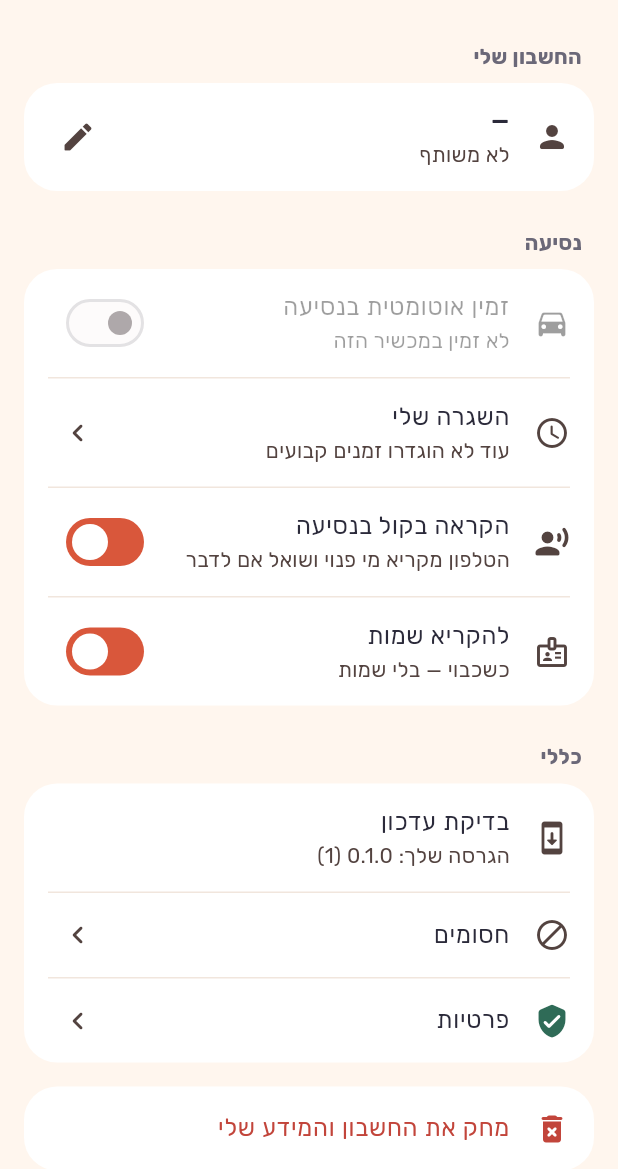
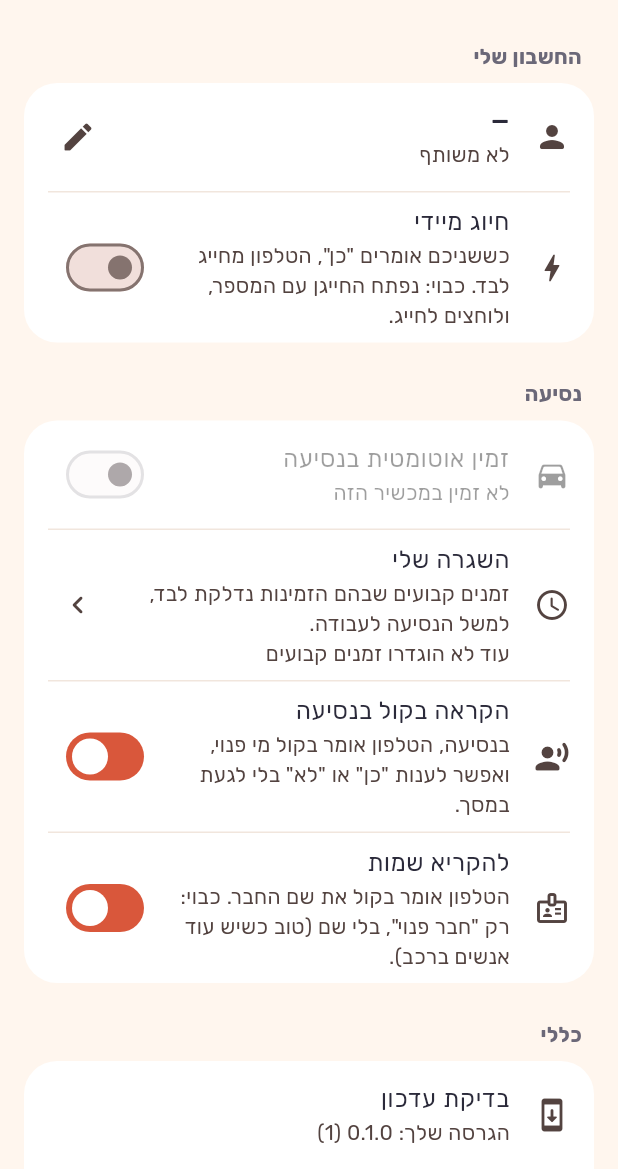
Before and after one commit to fenetnet/Drivetalk, a Flutter app: the RealSettingsScreen screen opened directly, on a phone screen of 412 x 824 dp, the part 67-1236 px from its top. Run offline on Flutter 3.47's test engine with Material 3 defaults, Android fonts, the phone set to English and light mode, and no system bars; our stand-ins replace app_links, flutter_riverpod, flutter_tts, image_picker, package_info_plus, share_plus and 3 more; accounts and stored records are empty; network calls fail.

Commit message:
Waiting ends after ~25s without an answer; phone number optional with a reason; instant call on by default with a settings switch; every setting explained
Co-Authored-By: Claude Opus 5.5 <noreply@anthropic.com>
Claude-Session: https://claude.ai/code/session_019HnZgoGDmsrboiZZSe31zJ

```diff
--- a/lib/features/real/real_root.dart
+++ b/lib/features/real/real_root.dart
@@ -98,6 +98,7 @@ class RealRoot extends ConsumerWidget {
     final g = genderKey(n.gender ?? Gender.unspecified);
     return switch (n.kind) {
       RealNoticeKind.didNotWorkOut => l.realDidNotWorkOut,
+      RealNoticeKind.noAnswer => l.realNoAnswer,
       RealNoticeKind.quickCancelled => l.realQuickCancelled,
       RealNoticeKind.connected => l.realConnected(n.name ?? ''),
       RealNoticeKind.inviteProblem => inviteProblemText(l, n.code),
@@ -273,7 +274,7 @@ class _RealOnboardingState extends ConsumerState<RealOnboarding> {
     final c = ref.read(realProvider.notifier);
     final canGo =
         _name.text.trim().isNotEmpty &&
-        normalizePhone(_phone.text) != null &&
+        (_phone.text.trim().isEmpty || normalizePhone(_phone.text) != null) &&
         !s.busy;
     return Scaffold(
       body: Stack(
@@ -378,7 +379,7 @@ class _RealOnboardingState extends ConsumerState<RealOnboarding> {
                         decoration: InputDecoration(
                           labelText: l.realPhoneRequired,
                           helperText: l.realPhoneRequiredHelp,
-                          helperMaxLines: 3,
+                          helperMaxLines: 4,
                           prefixIcon: const Icon(Icons.phone_rounded),
                         ),
                       ),
--- a/lib/features/real/real_settings.dart
+++ b/lib/features/real/real_settings.dart
@@ -58,15 +58,17 @@ class RealSettingsScreen extends ConsumerWidget {
                     ? null
                     : () => _editProfile(context, ref, me.photo != null),
               ),
-              if (s.directCall == false)
-                ListTile(
-                  leading: const Icon(Icons.bolt_rounded),
+              if (!kIsWeb && defaultTargetPlatform == TargetPlatform.android)
+                SwitchListTile(
+                  secondary: const Icon(Icons.bolt_rounded),
                   title: Text(l.realDirectCallTitle),
-                  trailing: TextButton(
-                    onPressed: () =>
-                        ref.read(realProvider.notifier).askDirectCall(),
-                    child: Text(l.realDirectCallAllow),
+                  subtitle: Text(
+                    s.prefs.directDial && s.directCall == false
+                        ? '${l.realDirectCallBody}\n${l.realDirectCallNeedsOk}'
+                        : l.realDirectCallBody,
                   ),
+                  value: s.prefs.directDial && s.directCall == true,
+                  onChanged: c.setDirectDial,
                 ),
             ],
           ),
@@ -89,7 +91,9 @@ class RealSettingsScreen extends ConsumerWidget {
               ListTile(
                 leading: const Icon(Icons.schedule_rounded),
                 title: Text(l.routinesTitle),
-                subtitle: Text(l.routinesCount(s.routines.length)),
+                subtitle: Text(
+                  '${l.routinesExplain}\n${l.routinesCount(s.routines.length)}',
+                ),
                 trailing: const Icon(Icons.chevron_right_rounded),
                 onTap: () => Navigator.of(context).push(
                   MaterialPageRoute<void>(
@@ -152,6 +156,7 @@ class RealSettingsScreen extends ConsumerWidget {
               ListTile(
                 leading: const Icon(Icons.block_rounded),
                 title: Text(l.realBlockedTitle),
+                subtitle: Text(l.realBlockedBody),
                 trailing: const Icon(Icons.chevron_right_rounded),
                 onTap: () => showModalBottomSheet<void>(
                   context: context,
@@ -165,6 +170,7 @@ class RealSettingsScreen extends ConsumerWidget {
                   color: AppColors.sageDark,
                 ),
                 title: Text(l.settingsPrivacy),
+                subtitle: Text(l.settingsPrivacyBody),
                 trailing: const Icon(Icons.chevron_right_rounded),
                 onTap: () => _privacySheet(context, ref),
               ),
--- a/lib/l10n/app_he.arb
+++ b/lib/l10n/app_he.arb
@@ -706,7 +706,7 @@
   "shareNumberWithFof": "לאפשר חיוג רגיל גם עם חברים של חברים",
   "shareNumberWithFofBody": "רק אם גם הצד השני הסכים. אחרת השיחה איתם תהיה בתוך האפליקציה, והמספרים יישארו פרטיים.",
   "settingsVoiceReadout": "הקראה בקול בנסיעה",
-  "settingsVoiceReadoutBody": "הטלפון מקריא מי פנוי ושואל אם לדבר",
+  "settingsVoiceReadoutBody": "בנסיעה, הטלפון אומר בקול מי פנוי, ואפשר לענות \"כן\" או \"לא\" בלי לגעת במסך.",
   "settingsVoiceCommands": "לענות \"כן\" / \"לא\" בקול",
   "settingsVoiceCommandsBody": "דורש הרשאת מיקרופון. הזיהוי נעשה דרך הטלפון ושום דבר לא נשמר.",
   "routinesTitle": "השגרה שלי",
@@ -832,7 +832,7 @@
   "realWelcomeTitle": "בדיקה עם חבר",
   "realWelcomeBody": "בלי סיסמה ובלי מייל. רק שם, כדי שחברים יזהו אותך.",
   "realPhoneLabel": "מספר טלפון (לא חובה)",
-  "realPhoneHelp": "החבר מקבל אותו רק כששניכם אמרתם \"כן\".",
+  "realPhoneHelp": "חברים ששמרו את המספר שלך יתחברו אליך לבד, והשיחה תהיה שיחת טלפון רגילה. החבר מקבל אותו רק כששניכם אמרתם \"כן\".",
   "realJoin": "יאללה",
   "realInviteWaitingAfterJoin": "יש לך הזמנה — היא תיפתח מיד אחרי הכניסה",
   "realTabPeople": "האנשים שלי",
@@ -907,6 +907,11 @@
   },
   "realStopWaiting": "לא לחכות",
   "realDidNotWorkOut": "לא הסתדר הפעם. נחפש הזדמנות אחרת.",
+  "routinesExplain": "זמנים קבועים שבהם הזמינות נדלקת לבד, למשל הנסיעה לעבודה.",
+  "realBlockedBody": "אנשים שחסמת לא יוצעו לך, והם לא יראו מתי יש לך זמן.",
+  "settingsPrivacyBody": "מה נשמר ומה לא. אפשר גם למחוק את אנשי הקשר.",
+  "realDirectCallNeedsOk": "צריך לאשר \"שיחות טלפון\" בהגדרות הטלפון.",
+  "realNoAnswer": "אין תשובה כרגע. נציע שוב בהזדמנות אחרת.",
   "realVoiceDidNotWorkOut": "לא הסתדר הפעם.",
   "realVoiceTheyCall": "{gender, select, female{{name} מתקשרת אליך.} male{{name} מתקשר אליך.} other{שיחה מ{name} מגיעה.}}",
   "@realVoiceTheyCall": {
@@ -980,7 +985,7 @@
   "realVoiceCallingAnon": "מתקשרים.",
   "realVoiceTheyCallAnon": "מתקשרים אליך עכשיו.",
   "settingsSpeakNames": "להקריא שמות",
-  "settingsSpeakNamesBody": "כשכבוי — בלי שמות",
+  "settingsSpeakNamesBody": "הטלפון אומר בקול את שם החבר. כבוי: רק \"חבר פנוי\", בלי שם (טוב כשיש עוד אנשים ברכב).",
   "realDeleteAccount": "מחק את החשבון והמידע שלי",
   "realDeleteAccountConfirm": "הכול נמחק מהשרת: שם, מספר, חברים, מעגלים ותמונה. אי אפשר לבטל.",
   "realDeleteAccountGo": "למחוק",
@@ -1031,8 +1036,8 @@
   "intentBadgeToday": "אשמח לדבר · היום",
   "intentBadgeWeek": "אשמח לדבר · השבוע",
   "intentBadgeAlways": "אשמח לדבר",
-  "realDirectCallTitle": "שהשיחה תתחיל מיד",
-  "realDirectCallBody": "כששניכם אומרים כן — הטלפון מחייג לבד, בלי עוד לחיצה.",
+  "realDirectCallTitle": "חיוג מיידי",
+  "realDirectCallBody": "כששניכם אומרים \"כן\", הטלפון מחייג לבד. כבוי: נפתח החייגן עם המספר, ולוחצים לחייג.",
   "realDirectCallAllow": "לאשר",
   "realDirectCallSetting": "חיוג מיידי",
   "realDirectCallOn": "פעיל — השיחה מתחילה מיד",
@@ -1219,7 +1224,7 @@
   "realNotifStatusTitle": "DriveTalk · זמין לשיחה בנסיעה",
   "realNotifStatusBody": "נסיעה טובה! נודיע כשחבר פנוי.",
   "realAutoDriving": "זמין אוטומטית בנסיעה",
-  "realAutoDrivingBody": "בנסיעה הזמינות נדלקת לבד. בלי GPS.",
+  "realAutoDrivingBody": "כשהטלפון מזהה שהוא ברכב, החברים יכולים לקבל הצעה לדבר איתך. נכבה לבד בסוף הנסיעה. בלי GPS ובלי מיקום.",
   "realAutoDrivingUnsupported": "לא זמין במכשיר הזה",
   "realAutoDrivingDialogTitle": "זמינות אוטומטית בנסיעה",
   "realAutoDrivingDialogBody": "הטלפון מזהה נסיעה לבד (בלי GPS) ומסמן שיש לך זמן עד סוף הנסיעה.\n\nשיחה מתחילה רק אם שניכם אומרים כן.\n\nיתבקשו הרשאות \"פעילות גופנית\" והתראות.",
@@ -1291,8 +1296,8 @@
   "realCircleNoFriends": "קודם צריך להזמין חברים",
   "realAvailableTo": "זמין ל:",
   "realAvailableToAll": "כל החברים",
-  "realPhoneRequired": "מספר טלפון",
-  "realPhoneRequiredHelp": "החבר מקבל אותו רק כששניכם אמרתם \"כן\".",
+  "realPhoneRequired": "מספר טלפון (לא חובה)",
+  "realPhoneRequiredHelp": "למה כדאי: חברים ששמרו את המספר שלך יתחברו אליך לבד, והשיחה תהיה שיחת טלפון רגילה. החבר מקבל אותו רק כששניכם אמרתם \"כן\". אפשר גם להוסיף אחר כך.",
   "realQuickNotif": "{name} — חיבור מהיר. לחצו כדי להתחבר",
   "@realQuickNotif": {
     "placeholders": {
@@ -1383,7 +1388,7 @@
   "realQuickOff": "אני פנוי",
   "realQuickOn": "פנוי · לעצירה",
   "realCarTitle": "הרכב שלי (בלוטות׳)",
-  "realCarBody": "חיבור לבלוטות׳ של הרכב = נסיעה התחילה.",
+  "realCarBody": "כשהטלפון מתחבר לבלוטות׳ של הרכב, זה סימן שהנסיעה התחילה. עוזר לזהות נסיעה מהר יותר.",
   "realCarNone": "לא נבחר",
   "realCarPick": "בחירת הרכב",
   "realCarNoDevices": "לא נמצאו מכשירי בלוטות׳ מחוברים. חברו את הטלפון לרכב פעם אחת ונסו שוב.",
--- a/lib/l10n/app_localizations.dart
+++ b/lib/l10n/app_localizations.dart
@@ -1915,7 +1915,7 @@ abstract class AppLocalizations {
   /// No description provided for @settingsVoiceReadoutBody.
   ///
   /// In he, this message translates to:
-  /// **'הטלפון מקריא מי פנוי ושואל אם לדבר'**
+  /// **'בנסיעה, הטלפון אומר בקול מי פנוי, ואפשר לענות \"כן\" או \"לא\" בלי לגעת במסך.'**
   String get settingsVoiceReadoutBody;
 
   /// No description provided for @settingsVoiceCommands.
@@ -2419,7 +2419,7 @@ abstract class AppLocalizations {
   /// No description provided for @realPhoneHelp.
   ///
   /// In he, this message translates to:
-  /// **'החבר מקבל אותו רק כששניכם אמרתם \"כן\".'**
+  /// **'חברים ששמרו את המספר שלך יתחברו אליך לבד, והשיחה תהיה שיחת טלפון רגילה. החבר מקבל אותו רק כששניכם אמרתם \"כן\".'**
   String get realPhoneHelp;
 
   /// No description provided for @realJoin.
@@ -2602,6 +2602,36 @@ abstract class AppLocalizations {
   /// **'לא הסתדר הפעם. נחפש הזדמנות אחרת.'**
   String get realDidNotWorkOut;
 
+  /// No description provided for @routinesExplain.
+  ///
+  /// In he, this message translates to:
+  /// **'זמנים קבועים שבהם הזמינות נדלקת לבד, למשל הנסיעה לעבודה.'**
+  String get routinesExplain;
+
+  /// No description provided for @realBlockedBody.
+  ///
+  /// In he, this message translates to:
+  /// **'אנשים שחסמת לא יוצעו לך, והם לא יראו מתי יש לך זמן.'**
+  String get realBlockedBody;
+
+  /// No description provided for @settingsPrivacyBody.
+  ///
+  /// In he, this message translates to:
+  /// **'מה נשמר ומה לא. אפשר גם למחוק את אנשי הקשר.'**
+  String get settingsPrivacyBody;
+
+  /// No description provided for @realDirectCallNeedsOk.
+  ///
+  /// In he, this message translates to:
+  /// **'צריך לאשר \"שיחות טלפון\" בהגדרות הטלפון.'**
+  String get realDirectCallNeedsOk;
+
+  /// No description provided for @realNoAnswer.
+  ///
+  /// In he, this message translates to:
+  /// **'אין תשובה כרגע. נציע שוב בהזדמנות אחרת.'**
+  String get realNoAnswer;
+
   /// No description provided for @realVoiceDidNotWorkOut.
   ///
   /// In he, this message translates to:
@@ -2821,7 +2851,7 @@ abstract class AppLocalizations {
   /// No description provided for @settingsSpeakNamesBody.
   ///
   /// In he, this message translates to:
-  /// **'כשכבוי — בלי שמות'**
+  /// **'הטלפון אומר בקול את שם החבר. כבוי: רק \"חבר פנוי\", בלי שם (טוב כשיש עוד אנשים ברכב).'**
   String get settingsSpeakNamesBody;
 
   /// No description provided for @realDeleteAccount.
@@ -3025,13 +3055,13 @@ abstract class AppLocalizations {
   /// No description provided for @realDirectCallTitle.
   ///
   /// In he, this message translates to:
-  /// **'שהשיחה תתחיל מיד'**
+  /// **'חיוג מיידי'**
   String get realDirectCallTitle;
 
   /// No description provided for @realDirectCallBody.
   ///
   /// In he, this message translates to:
-  /// **'כששניכם אומרים כן — הטלפון מחייג לבד, בלי עוד לחיצה.'**
+  /// **'כששניכם אומרים \"כן\", הטלפון מחייג לבד. כבוי: נפתח החייגן עם המספר, ולוחצים לחייג.'**
   String get realDirectCallBody;
 
   /// No description provided for @realDirectCallAllow.
@@ -3577,7 +3607,7 @@ abstract class AppLocalizations {
   /// No description provided for @realAutoDrivingBody.
   ///
   /// In he, this message translates to:
-  /// **'בנסיעה הזמינות נדלקת לבד. בלי GPS.'**
+  /// **'כשהטלפון מזהה שהוא ברכב, החברים יכולים לקבל הצעה לדבר איתך. נכבה לבד בסוף הנסיעה. בלי GPS ובלי מיקום.'**
   String get realAutoDrivingBody;
 
   /// No description provided for @realAutoDrivingUnsupported.
@@ -3781,13 +3811,13 @@ abstract class AppLocalizations {
   /// No description provided for @realPhoneRequired.
   ///
   /// In he, this message translates to:
-  /// **'מספר טלפון'**
+  /// **'מספר טלפון (לא חובה)'**
   String get realPhoneRequired;
 
   /// No description provided for @realPhoneRequiredHelp.
   ///
   /// In he, this message translates to:
-  /// **'החבר מקבל אותו רק כששניכם אמרתם \"כן\".'**
+  /// **'למה כדאי: חברים ששמרו את המספר שלך יתחברו אליך לבד, והשיחה תהיה שיחת טלפון רגילה. החבר מקבל אותו רק כששניכם אמרתם \"כן\". אפשר גם להוסיף אחר כך.'**
   String get realPhoneRequiredHelp;
 
   /// No description provided for @realQuickNotif.
@@ -3961,7 +3991,7 @@ abstract class AppLocalizations {
   /// No description provided for @realCarBody.
   ///
   /// In he, this message translates to:
-  /// **'חיבור לבלוטות׳ של הרכב = נסיעה התחילה.'**
+  /// **'כשהטלפון מתחבר לבלוטות׳ של הרכב, זה סימן שהנסיעה התחילה. עוזר לזהות נסיעה מהר יותר.'**
   String get realCarBody;
 
   /// No description provided for @realCarNone.
--- a/lib/l10n/app_localizations_he.dart
+++ b/lib/l10n/app_localizations_he.dart
@@ -1163,7 +1163,8 @@ class AppLocalizationsHe extends AppLocalizations {
   String get settingsVoiceReadout => 'הקראה בקול בנסיעה';
 
   @override
-  String get settingsVoiceReadoutBody => 'הטלפון מקריא מי פנוי ושואל אם לדבר';
+  String get settingsVoiceReadoutBody =>
+      'בנסיעה, הטלפון אומר בקול מי פנוי, ואפשר לענות \"כן\" או \"לא\" בלי לגעת במסך.';
 
   @override
   String get settingsVoiceCommands => 'לענות \"כן\" / \"לא\" בקול';
@@ -1467,7 +1468,8 @@ class AppLocalizationsHe extends AppLocalizations {
   String get realPhoneLabel => 'מספר טלפון (לא חובה)';
 
   @override
-  String get realPhoneHelp => 'החבר מקבל אותו רק כששניכם אמרתם \"כן\".';
+  String get realPhoneHelp =>
+      'חברים ששמרו את המספר שלך יתחברו אליך לבד, והשיחה תהיה שיחת טלפון רגילה. החבר מקבל אותו רק כששניכם אמרתם \"כן\".';
 
   @override
   String get realJoin => 'יאללה';
@@ -1589,6 +1591,25 @@ class AppLocalizationsHe extends AppLocalizations {
   String get realDidNotWorkOut => 'לא הסתדר הפעם. נחפש הזדמנות אחרת.';
 
   @override
+  String get routinesExplain =>
+      'זמנים קבועים שבהם הזמינות נדלקת לבד, למשל הנסיעה לעבודה.';
+
+  @override
+  String get realBlockedBody =>
+      'אנשים שחסמת לא יוצעו לך, והם לא יראו מתי יש לך זמן.';
+
+  @override
+  String get settingsPrivacyBody =>
+      'מה נשמר ומה לא. אפשר גם למחוק את אנשי הקשר.';
+
+  @override
+  String get realDirectCallNeedsOk =>
+      'צריך לאשר \"שיחות טלפון\" בהגדרות הטלפון.';
+
+  @override
+  String get realNoAnswer => 'אין תשובה כרגע. נציע שוב בהזדמנות אחרת.';
+
+  @override
   String get realVoiceDidNotWorkOut => 'לא הסתדר הפעם.';
 
   @override
@@ -1713,7 +1734,8 @@ class AppLocalizationsHe extends AppLocalizations {
   String get settingsSpeakNames => 'להקריא שמות';
 
   @override
-  String get settingsSpeakNamesBody => 'כשכבוי — בלי שמות';
+  String get settingsSpeakNamesBody =>
+      'הטלפון אומר בקול את שם החבר. כבוי: רק \"חבר פנוי\", בלי שם (טוב כשיש עוד אנשים ברכב).';
 
   @override
   String get realDeleteAccount => 'מחק את החשבון והמידע שלי';
@@ -1837,11 +1859,11 @@ class AppLocalizationsHe extends AppLocalizations {
   String get intentBadgeAlways => 'אשמח לדבר';
 
   @override
-  String get realDirectCallTitle => 'שהשיחה תתחיל מיד';
+  String get realDirectCallTitle => 'חיוג מיידי';
 
   @override
   String get realDirectCallBody =>
-      'כששניכם אומרים כן — הטלפון מחייג לבד, בלי עוד לחיצה.';
+      'כששניכם אומרים \"כן\", הטלפון מחייג לבד. כבוי: נפתח החייגן עם המספר, ולוחצים לחייג.';
 
   @override
   String get realDirectCallAllow => 'לאשר';
@@ -2162,7 +2184,8 @@ class AppLocalizationsHe extends AppLocalizations {
   String get realAutoDriving => 'זמין אוטומטית בנסיעה';
 
   @override
-  String get realAutoDrivingBody => 'בנסיעה הזמינות נדלקת לבד. בלי GPS.';
+  String get realAutoDrivingBody =>
+      'כשהטלפון מזהה שהוא ברכב, החברים יכולים לקבל הצעה לדבר איתך. נכבה לבד בסוף הנסיעה. בלי GPS ובלי מיקום.';
 
   @override
   String get realAutoDrivingUnsupported => 'לא זמין במכשיר הזה';
@@ -2277,10 +2300,11 @@ class AppLocalizationsHe extends AppLocalizations {
   String get realAvailableToAll => 'כל החברים';
 
   @override
-  String get realPhoneRequired => 'מספר טלפון';
-
-  @override
-  String get realPhoneRequiredHelp => 'החבר מקבל אותו רק כששניכם אמרתם \"כן\".';
+  String get realPhoneRequired => 'מספר טלפון (לא חובה)';
+
+  @override
+  String get realPhoneRequiredHelp =>
+      'למה כדאי: חברים ששמרו את המספר שלך יתחברו אליך לבד, והשיחה תהיה שיחת טלפון רגילה. החבר מקבל אותו רק כששניכם אמרתם \"כן\". אפשר גם להוסיף אחר כך.';
 
   @override
   String realQuickNotif(String name) {
@@ -2395,7 +2419,8 @@ class AppLocalizationsHe extends AppLocalizations {
   String get realCarTitle => 'הרכב שלי (בלוטות׳)';
 
   @override
-  String get realCarBody => 'חיבור לבלוטות׳ של הרכב = נסיעה התחילה.';
+  String get realCarBody =>
+      'כשהטלפון מתחבר לבלוטות׳ של הרכב, זה סימן שהנסיעה התחילה. עוזר לזהות נסיעה מהר יותר.';
 
   @override
   String get realCarNone => 'לא נבחר';
```
Also changed, not shown: lib/features/real/real_home.dart (+1 -56 lines), lib/platform/phone_dialer.dart (+7 -3 lines), lib/real/real_controller.dart (+87 -20 lines), 7 other files.
